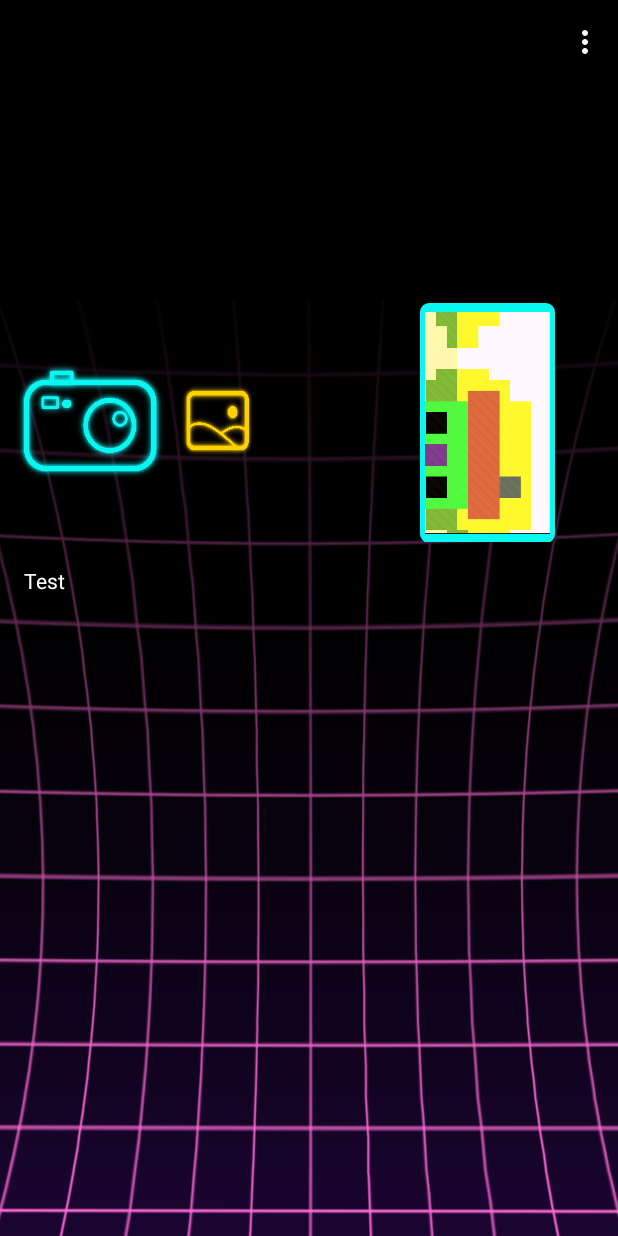
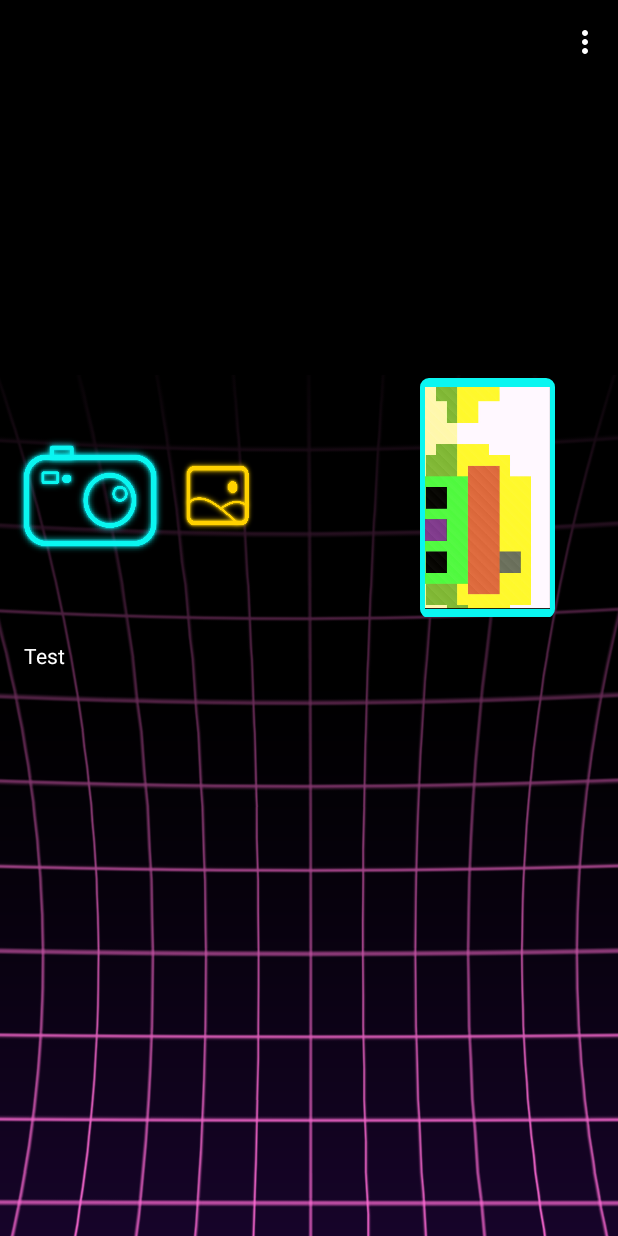
Before and after one commit to taylormr/OcuTune, an Android app: the screen it shows after launch (ScrollingActivity), on a phone screen of 412 x 824 dp. Run offline under Robolectric (Android 15) with nearby library versions, the phone set to English and light mode, and no system bars.

```diff
--- a/app/src/main/res/layout/activity_scrolling.xml
+++ b/app/src/main/res/layout/activity_scrolling.xml
@@ -25,6 +25,11 @@
             app:layout_scrollFlags="scroll|exitUntilCollapsed"
             app:toolbarId="@+id/toolbar">
 
+
+
+
+
+
             <android.support.v7.widget.Toolbar
                 android:id="@+id/toolbar"
                 android:layout_width="match_parent"
--- a/app/src/main/res/values/dimens.xml
+++ b/app/src/main/res/values/dimens.xml
@@ -1,5 +1,5 @@
 <resources>
-    <dimen name="app_bar_height">200dp</dimen>
+    <dimen name="app_bar_height">250dp</dimen>
     <dimen name="fab_margin">16dp</dimen>
     <dimen name="text_margin">16dp</dimen>
 </resources>
```
Also changed, not shown: 2 other files.
